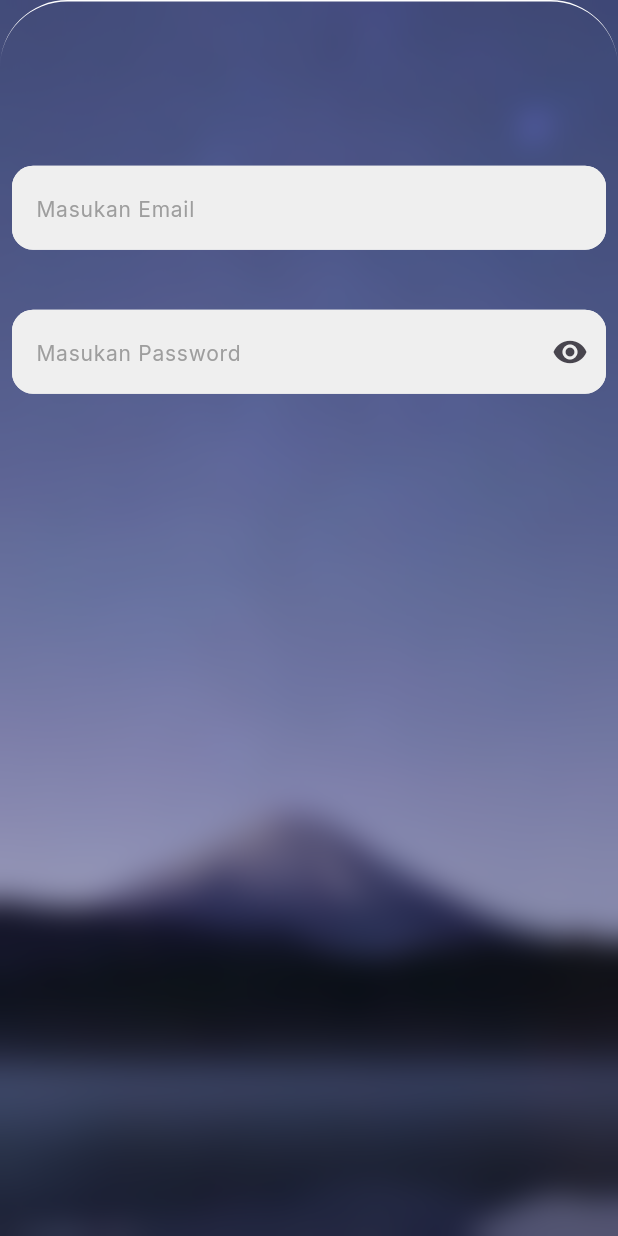
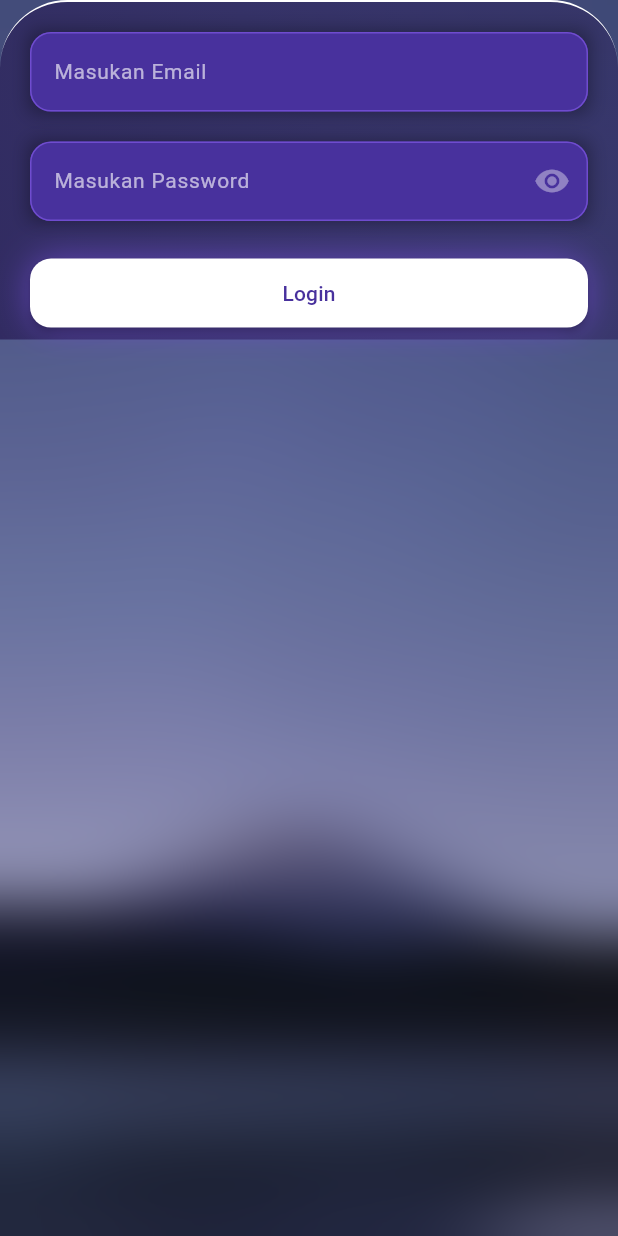
Before and after one commit to Ripaldiansyah/weather_ripal, a Flutter app: the screen it shows after launch, on a phone screen of 412 x 824 dp. Run offline on Flutter 3.47's test engine with Material 3 defaults, Android fonts, the phone set to English and light mode, and no system bars; drawn by our look-alikes of flutter_animate; our stand-ins replace get, google_fonts; Roboto replaces fonts that are missing (SF Pro Display); statements that could not run were skipped.

Commit message:
Add Login page, Navigation and more

```diff
--- a/lib/presentation/home_page/controller/home_page_controller.dart
+++ b/lib/presentation/home_page/controller/home_page_controller.dart
@@ -5,6 +5,7 @@ class HomePageController extends GetxController {
   final RxBool hasError = false.obs;
   final RxString errorMessage = "".obs;
   final RxInt counter = 0.obs;
+  final RxInt currentIndex = 0.obs;
 
   @override
   void onInit() {
--- a/lib/presentation/login/view/login_view.dart
+++ b/lib/presentation/login/view/login_view.dart
@@ -4,6 +4,7 @@ import 'package:flutter/material.dart';
 import 'package:flutter_animate/flutter_animate.dart';
 import 'package:get/get.dart';
 import 'package:weather_ripaldiansyah/core.dart';
+import 'package:weather_ripaldiansyah/presentation/login/widget/field_login.dart';
 
 class LoginView extends StatelessWidget {
   const LoginView({super.key});
@@ -26,10 +27,6 @@ class LoginView extends StatelessWidget {
                     fit: BoxFit.none,
                   ),
                 ),
-                child: Column(children: [
-
-                        ],
-                      ),
               ),
               if (controller.isBlur.value)
                 Positioned.fill(
@@ -37,50 +34,36 @@ class LoginView extends StatelessWidget {
                       left: 0.0,
                       right: 0.0,
                       top: MediaQuery.of(context).size.height / 1.6,
+
                       child: BackdropFilter(
-                        filter: ImageFilter.blur(sigmaX: 10, sigmaY: 10),
+                        filter: ImageFilter.blur(sigmaX: 35, sigmaY: 20),
                         child: Container(
-                          height: MediaQuery.of(context).size.height / 2,
                           decoration: BoxDecoration(
                             border: Border(
-                              top: BorderSide(width: 1.0, color: Colors.white),
+                              top: BorderSide(width: 1.4, color: Colors.white),
                             ),
-                            color: Colors.black.withAlpha(0),
+
+                            gradient: LinearGradient(
+                              begin: Alignment.bottomLeft,
+                              end: Alignment.topRight,
+                              colors: [
+                                primaryColor,
+                                primaryColor.withAlpha(160),
+                              ],
+                            ),
                             borderRadius: BorderRadius.only(
                               topLeft: Radius.circular(45.0),
                               topRight: Radius.circular(45.0),
                             ),
                           ),
                           child: Padding(
-                            padding: EdgeInsets.all(8.0),
-                            child: Column(
-                              mainAxisAlignment: MainAxisAlignment.center,
-                              children: [
-                                QTextField(
-                                  hintText: "Masukan Email",
-                                  value: null,
-                                  onChanged: (value) {},
-                                ),
-                                SizedBox(height: 20.0),
-                                QTextField(
-                                  hintText: "Masukan Password",
-                                  isObscure: true,
-                                  maxLines: 1,
-                                  suffixIcon: Icons.password,
-                                  value: null,
-                                  onChanged: (value) {},
-                                ),
-                                SizedBox(height: 20.0),
-                                // ElevatedButton(
-                                //   onPressed: () {
-                                //     controller.initializeData();
-                                //   },
-                                //   child: controller.isLoading.value
-                                //       ? CircularProgressIndicator()
-                                //       : Text("Login"),
-                                // ),
-                              ],
+                            padding: EdgeInsets.only(
+                              top: 20,
+                              bottom: 8,
+                              right: 20.0,
+                              left: 20.0,
                             ),
+                            child: FieldLogin(),
                           ),
                         ),
                       ),
--- /dev/null
+++ b/lib/presentation/login/widget/field_login.dart
@@ -0,0 +1,39 @@
+import 'package:flutter/material.dart';
+import 'package:get/get.dart';
+import 'package:weather_ripaldiansyah/core.dart';
+
+import '../../../shared/widget/q_button.dart';
+
+class FieldLogin extends StatelessWidget {
+  const FieldLogin({super.key});
+
+  @override
+  Widget build(BuildContext context) {
+    return Column(
+      mainAxisAlignment: MainAxisAlignment.center,
+      children: [
+        QTextField(
+          hintText: "Masukan Email",
+          value: null,
+          onChanged: (value) {},
+        ),
+
+        QTextField(
+          hintText: "Masukan Password",
+          isObscure: true,
+          maxLines: 1,
+          suffixIcon: Icons.password,
+          value: null,
+          onChanged: (value) {},
+        ),
+        SizedBox(height: 5.0),
+        QButton(
+          label: "Login",
+          onPressed: () {
+            Get.find<LoginController>().redirectToHome();
+          },
+        ),
+      ],
+    );
+  }
+}
--- a/lib/presentation/splash_screen/controller/splash_screen_controller.dart
+++ b/lib/presentation/splash_screen/controller/splash_screen_controller.dart
@@ -10,7 +10,7 @@ class SplashScreenController extends GetxController {
 
   Future<void> initializeData() async {
     await Future.delayed(Duration(milliseconds: 3500), () {
-      Get.offAll(LoginView());
+      Get.offAll(() => LoginView());
     });
   }
 }
--- /dev/null
+++ b/lib/shared/widget/q_button.dart
@@ -0,0 +1,152 @@
+import 'package:flutter/material.dart';
+
+import '../../core.dart';
+
+class QButton extends StatefulWidget {
+  const QButton({
+    required this.label,
+    required this.onPressed,
+    super.key,
+    this.width,
+    this.height,
+    this.icon,
+    this.sufixIcon,
+    this.color,
+    this.textColor,
+    this.spaceBetween = false,
+
+    this.fontSize,
+    this.enabled = true,
+  });
+  final String label;
+  final Function onPressed;
+  final double? width;
+  final double? height;
+  final IconData? icon;
+  final IconData? sufixIcon;
+  final Color? color;
+  final Color? textColor;
+  final bool spaceBetween;
+  final double? fontSize;
+  final bool enabled;
+
+  @override
+  State<QButton> createState() => _QButtonState();
+}
+
+class _QButtonState extends State<QButton> {
+  DateTime? lastTap;
+
+  @override
+  void didUpdateWidget(covariant QButton oldWidget) {
+    super.didUpdateWidget(oldWidget);
+    if (widget.enabled != oldWidget.enabled) {
+      setState(() {});
+    }
+  }
+
+  @override
+  Widget build(BuildContext context) {
+    var widgetWidth = widget.width ?? MediaQuery.of(context).size.width;
+    var widgetHeight = 46.0;
+    var widgetFontSize = 14.0;
+    var widgetIconSize = 24.0;
+
+    // widgetWidth *= widget.size.scaleFactor;
+    // widgetHeight *= widget.size.scaleFactor;
+    // widgetFontSize *= widget.size.scaleFactor;
+    // widgetIconSize *= widget.size.scaleFactor;
+
+    widgetHeight = widget.height ?? widgetHeight;
+    if (widget.enabled == false) {
+      return Container(
+        height: widgetHeight,
+        width: widgetWidth,
+        padding: EdgeInsets.only(top: 10),
+        decoration: const BoxDecoration(
+          color: Color(0xfff3f6f6),
+          borderRadius: BorderRadius.all(Radius.circular(20.0)),
+        ),
+        child: Text(
+          widget.label,
+          textAlign: TextAlign.center,
+          style: TextStyle(
+            fontSize: widget.fontSize ?? widgetFontSize,
+            color:
+                widget.textColor ??
+                (widget.enabled ? Colors.white : const Color(0xff797c7b)),
+          ),
+        ),
+      );
+    } else {
+      return Container(
+        decoration: BoxDecoration(
+          borderRadius: BorderRadius.circular(14.0),
+          boxShadow: [
+            BoxShadow(color: borderColor.withAlpha(200), blurRadius: 20),
+          ],
+        ),
+        width: widgetWidth,
+        height: widgetHeight,
+        child: ElevatedButton(
+          style: ElevatedButton.styleFrom(
+            padding: const EdgeInsets.all(0),
+            backgroundColor: widget.enabled
+                ? (widget.color ?? Colors.white)
+                : const Color(0xfff3f6f6),
+          ),
+          onPressed: () async {
+            // if (await isTapProtected()) return;
+            widget.enabled ? widget.onPressed() : {};
+          },
+          child: Row(
+            mainAxisAlignment: MainAxisAlignment.center,
+            children: [
+              if (widget.icon != null) ...[
+                Icon(widget.icon, size: widgetIconSize, color: Colors.white),
+                if (widget.label.isNotEmpty) const SizedBox(width: 6),
+              ],
+              if (widget.spaceBetween && widget.icon != null) const Spacer(),
+              if (widget.icon == null)
+                Expanded(
+                  child: Text(
+                    widget.label,
+                    overflow: TextOverflow.ellipsis,
+                    textAlign: TextAlign.center,
+                    style: TextStyle(
+                      fontSize: widget.fontSize ?? widgetFontSize,
+                      color:
+                          widget.textColor ??
+                          (widget.enabled
+                              ? componentColor
+                              : const Color(0xff797c7b)),
+                    ),
+                  ),
+                ),
+              if (widget.icon != null)
+                Text(
+                  widget.label,
+                  overflow: TextOverflow.ellipsis,
+                  textAlign: TextAlign.center,
+                  style: TextStyle(
+                    fontSize: widget.fontSize ?? widgetFontSize,
+                    color: Colors.white,
+                  ),
+                ),
+              if (widget.spaceBetween && widget.sufixIcon != null)
+                const Spacer(),
+              if (widget.sufixIcon != null) ...[
+                Icon(
+                  widget.sufixIcon,
+                  size: widgetIconSize,
+                  color: Colors.white,
+                ),
+                const SizedBox(width: 6),
+              ],
+            ],
+          ),
+        ),
+      );
+    }
+  }
+}
--- a/lib/shared/widget/q_text_field.dart
+++ b/lib/shared/widget/q_text_field.dart
@@ -2,6 +2,7 @@
 
 import 'package:flutter/material.dart';
 import 'package:flutter/services.dart';
+import 'package:google_fonts/google_fonts.dart';
 
 class QTextField extends StatefulWidget {
   const QTextField({
@@ -66,7 +67,10 @@ class _QTextFieldState extends State<QTextField> {
 
   @override
   Widget build(BuildContext context) {
-    Widget icon = Icon(visible ? Icons.visibility_off : Icons.visibility);
+    Widget icon = Icon(
+      visible ? Icons.visibility_off : Icons.visibility,
+      color: Colors.white.withAlpha(100),
+    );
 
     if (widget.isObscure!) {
       if (visible) {
@@ -92,9 +96,19 @@ class _QTextFieldState extends State<QTextField> {
 
     return Container(
       margin: const EdgeInsets.only(bottom: 20.0),
+      decoration: BoxDecoration(
+        boxShadow: [
+          BoxShadow(color: Colors.black.withAlpha(100), blurRadius: 10),
+        ],
+      ),
       child: TextFormField(
-        controller: textEditingController, // Gunakan controller
+        controller: textEditingController,
         enabled: widget.isEnable,
+        style: TextStyle(
+          fontSize: 14,
+          color: Colors.white,
+          fontFamily: "SF Pro Display",
+        ),
         keyboardType: widget.isNumberOnly ?? false
             ? TextInputType.number
             : widget.isPhoneNumber ?? false
@@ -109,9 +123,11 @@ class _QTextFieldState extends State<QTextField> {
           errorText: widget.errorText,
           errorMaxLines: 2,
           hintText: widget.hintText,
+
           prefixIcon: widget.prefixIcon != null
-              ? Icon(widget.prefixIcon)
+              ? Icon(widget.prefixIcon, color: Colors.white)
               : null,
+
           suffixIcon: widget.isObscure!
               ? icon
               : widget.suffixIcon != null
--- a/lib/theme/theme.dart
+++ b/lib/theme/theme.dart
@@ -10,14 +10,14 @@ ThemeData getCustomeTheme() {
     colorScheme: ColorScheme.fromSeed(seedColor: primaryColor),
     appBarTheme: AppBarTheme(
       elevation: 0.0,
-      titleTextStyle: GoogleFonts.roboto(
-        fontSize: 14,
-        color: Colors.black,
-        fontWeight: FontWeight.bold,
+      titleTextStyle: TextStyle(
+        fontFamily: "SF Pro Display",
+        fontSize: 18,
+        color: Colors.white,
       ),
       backgroundColor: scaffoldBackgroundColor,
-      iconTheme: const IconThemeData(color: Colors.black),
-      actionsIconTheme: const IconThemeData(color: Colors.black),
+      iconTheme: const IconThemeData(color: Colors.white),
+      actionsIconTheme: const IconThemeData(color: Colors.white),
     ),
     bottomSheetTheme: BottomSheetThemeData(
       backgroundColor: Colors.white,
@@ -30,36 +30,43 @@ ThemeData getCustomeTheme() {
     ),
     bottomNavigationBarTheme: BottomNavigationBarThemeData(
       unselectedItemColor: Colors.grey,
-      selectedItemColor: primaryColor,
+      backgroundColor: primaryColor,
+      selectedItemColor: Color(0xffc427fb),
       selectedLabelStyle: TextStyle(fontSize: 10),
       unselectedLabelStyle: TextStyle(fontSize: 10),
     ),
     iconTheme: IconThemeData(color: iconColor),
     textTheme: TextTheme(
-      titleSmall: GoogleFonts.roboto(color: textColor),
-      titleMedium: GoogleFonts.roboto(color: textColor),
-      titleLarge: GoogleFonts.roboto(
+      titleSmall: TextStyle(fontFamily: "SF Pro Display", color: textColor),
+      titleMedium: TextStyle(fontFamily: "SF Pro Display", color: textColor),
+      titleLarge: TextStyle(
+        fontFamily: "SF Pro Display",
         color: textColor,
         fontWeight: FontWeight.bold,
       ),
-      bodyLarge: GoogleFonts.roboto(color: textColor),
-      bodySmall: GoogleFonts.roboto(color: textColor),
-      bodyMedium: GoogleFonts.roboto(color: textColor),
+      bodyLarge: TextStyle(fontFamily: "SF Pro Display", color: textColor),
+      bodySmall: TextStyle(fontFamily: "SF Pro Display", color: textColor),
+      bodyMedium: TextStyle(fontFamily: "SF Pro Display", color: textColor),
     ),
     inputDecorationTheme: InputDecorationTheme(
-      fillColor: Color(0xffefefef),
+      fillColor: componentColor,
       filled: true,
-      hintStyle: GoogleFonts.inter(fontSize: 14, color: Colors.grey),
+      hintStyle: TextStyle(
+        fontFamily: "SF Pro Display",
+        fontSize: 14,
+        color: Colors.white.withAlpha(160),
+      ),
+
       enabledBorder: OutlineInputBorder(
         borderRadius: BorderRadius.all(Radius.circular(14.0)),
-        borderSide: BorderSide(color: Color(0xffefefef), width: 1.2),
+        borderSide: BorderSide(color: borderColor, width: 1),
       ),
       disabledBorder: OutlineInputBorder(
         borderRadius: BorderRadius.all(Radius.circular(14.0)),
-        borderSide: BorderSide(color: Color(0xffefefef), width: 1.2),
+        borderSide: BorderSide(color: Color(0xffefefef), width: 1),
       ),
       focusedBorder: OutlineInputBorder(
-        borderSide: BorderSide(color: primaryColor, width: 1.2),
+        borderSide: BorderSide(color: Colors.white, width: 1.2),
         borderRadius: BorderRadius.all(Radius.circular(14.0)),
       ),
       errorBorder: const OutlineInputBorder(
@@ -84,8 +91,9 @@ ThemeData getCustomeTheme() {
         shape: RoundedRectangleBorder(
           borderRadius: BorderRadius.all(Radius.circular(14.0)),
         ),
-        backgroundColor: Colors.blueGrey,
-        elevation: 0,
+        // shadowColor: Colors.black.withAlpha(100),
+        backgroundColor: componentColor,
+        elevation: 2,
       ),
     ),
     outlinedButtonTheme: OutlinedButtonThemeData(
@@ -93,26 +101,5 @@ ThemeData getCustomeTheme() {
         shape: RoundedRectangleBorder(borderRadius: BorderRadius.circular(0)),
       ),
     ),
-    dataTableTheme: DataTableThemeData(
-      dataTextStyle: TextStyle(color: textColor),
-      headingRowColor: WidgetStateProperty.resolveWith<Color>((
-        Set<WidgetState> states,
-      ) {
-        if (states.contains(WidgetState.selected)) {
-          return Colors.grey[200]!;
-        }
-        return Colors.grey[300]!;
-      }),
-      headingTextStyle: const TextStyle(),
-      dataRowColor: WidgetStateProperty.resolveWith<Color>((
-        Set<WidgetState> states,
-      ) {
-        if (states.contains(WidgetState.selected)) {
-          return Colors.grey[200]!;
-        }
-        return Colors.white;
-      }),
-      dataRowMinHeight: 48,
-    ),
   );
 }
--- a/lib/theme/theme_config.dart
+++ b/lib/theme/theme_config.dart
@@ -1,12 +1,15 @@
 import 'package:flutter/material.dart';
 
-Color primaryColor = const Color(0xff48319d);
+Color primaryColor = const Color(0xff312b61);
 Color secondaryColor = const Color(0xffffffff);
 Color disabledColor = const Color(0xffc6c0c0);
 Color textColor = const Color(0xff302c2c);
 Color secondaryTextColor = const Color(0xffb5a2c0);
 Color scaffoldBackgroundColor = Color(0xff312e5e);
 Color iconColor = const Color(0xffffffff);
+Color borderColor = const Color(0xff6f4ccf);
+Color componentColor = Color(0xff48319d);
+Color activeColor = Color(0xffc427fb);
 
 Color inputColor = Color(0xff474343);
 double inputHeight = 52;
```
Also changed, not shown: lib/presentation/home_page/view/home_page_view.dart (+60 -61 lines), lib/presentation/home_page/widget/center_contained.dart (added, +21 -0 lines), lib/presentation/login/controller/login_controller.dart (+6 -1 lines), pubspec.yaml (+5 -11 lines), assets/Subtract.png (added), assets/fonts/SFPRODISPLAYREGULAR.OTF (added), assets/icons/list.png (added), assets/icons/map.png (added).
